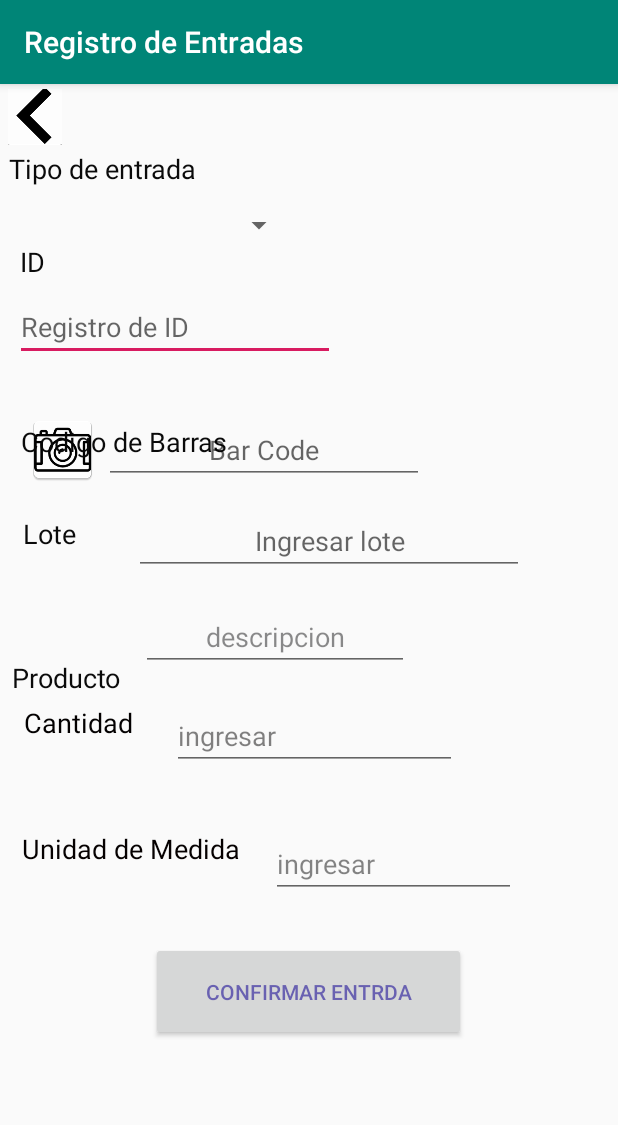
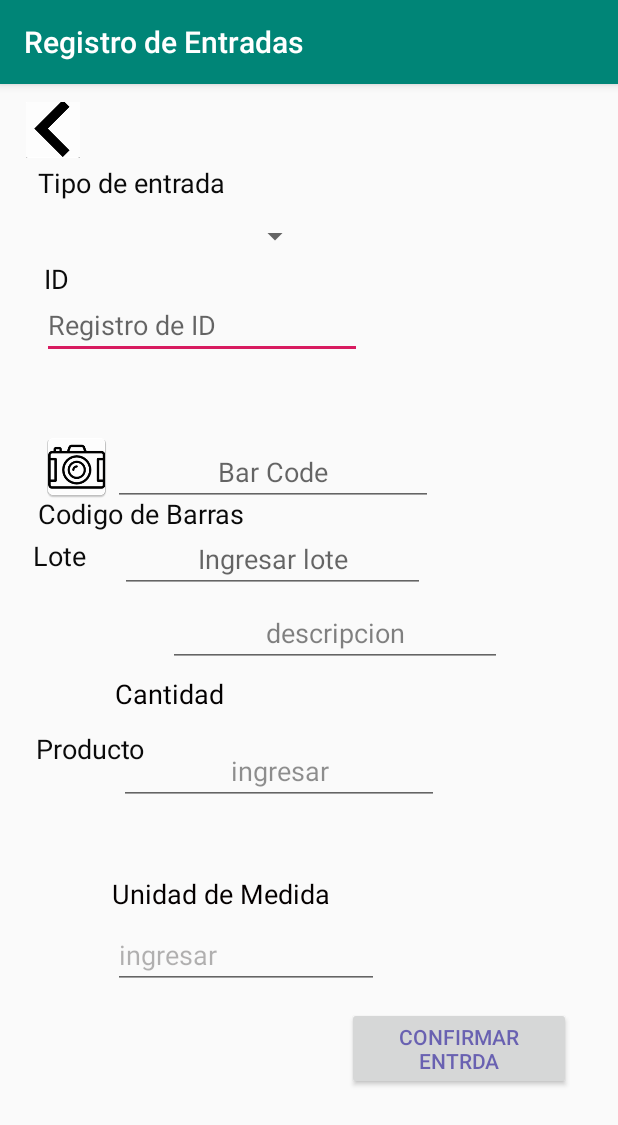
Before and after one commit to MarcoGuerreroP/app_inventario_alfa, an Android app: the screen it shows after launch (MainActivity), on a phone screen of 412 x 824 dp. Shown: the top 1125 px of the screen. Run offline under Robolectric (Android 15) with nearby library versions, the phone set to English and light mode, and no system bars.

Commit message:
Modifiacion de app y config de pantalla

```diff
--- a/RegistrodeEntradas/app/build.gradle
+++ b/RegistrodeEntradas/app/build.gradle
@@ -21,9 +21,9 @@ android {
 
 dependencies {
     implementation fileTree(dir: 'libs', include: ['*.jar'])
-    implementation 'androidx.appcompat:appcompat:1.0.2'
+    implementation 'androidx.appcompat:appcompat:1.1.0'
     implementation 'androidx.constraintlayout:constraintlayout:1.1.3'
     testImplementation 'junit:junit:4.12'
-    androidTestImplementation 'androidx.test.ext:junit:1.1.0'
-    androidTestImplementation 'androidx.test.espresso:espresso-core:3.1.1'
+    androidTestImplementation 'androidx.test.ext:junit:1.1.1'
+    androidTestImplementation 'androidx.test.espresso:espresso-core:3.2.0'
 }
--- a/RegistrodeEntradas/app/src/main/java/com/example/registrodeentradas/MainActivity.java
+++ b/RegistrodeEntradas/app/src/main/java/com/example/registrodeentradas/MainActivity.java
@@ -8,7 +8,7 @@ public class MainActivity extends AppCompatActivity {
     @Override
     protected void onCreate(Bundle savedInstanceState) {
         super.onCreate(savedInstanceState);
-        setContentView(R.layout.activity_main);6
+        setContentView(R.layout.activity_main);
 
 
     }
--- /dev/null
+++ b/RegistrodeEntradas/app/src/main/java/com/example/registrodeentradas/index.java
@@ -0,0 +1,4 @@
+package com.example.registrodeentradas;
+
+public class index {
+}
--- a/RegistrodeEntradas/app/src/main/res/layout/activity_main.xml
+++ b/RegistrodeEntradas/app/src/main/res/layout/activity_main.xml
@@ -6,14 +6,15 @@
     android:layout_height="match_parent"
     tools:context=".MainActivity">
 
+
     <ImageButton
         android:id="@+id/btimg_cam"
         android:layout_width="47dp"
         android:layout_height="48dp"
         android:layout_alignParentStart="true"
         android:layout_alignParentTop="true"
-        android:layout_marginStart="18dp"
-        android:layout_marginTop="220dp"
+        android:layout_marginStart="27dp"
+        android:layout_marginTop="231dp"
         android:contentDescription="@string/btimg_cam"
         app:srcCompat="@mipmap/ic_launcher_back2" />
 
@@ -24,13 +25,12 @@
         android:layout_alignParentStart="true"
         android:layout_alignParentTop="true"
         android:layout_alignParentEnd="true"
-        android:layout_marginStart="6dp"
-        android:layout_marginTop="44dp"
-        android:layout_marginEnd="218dp"
+        android:layout_marginStart="25dp"
+        android:layout_marginTop="53dp"
+        android:layout_marginEnd="199dp"
         android:text="@string/txt_tipo"
         android:textColor="#FC070707"
         android:textSize="18sp" />
-
 
     <Spinner
         android:id="@+id/spinner_ent"
@@ -38,8 +38,8 @@
         android:layout_height="36dp"
         android:layout_alignParentStart="true"
         android:layout_alignParentTop="true"
-        android:layout_marginStart="7dp"
-        android:layout_marginTop="76dp"
+        android:layout_marginStart="18dp"
+        android:layout_marginTop="83dp"
         android:contentDescription="@string/spinner_ent" />
 
     <ImageButton
@@ -48,8 +48,8 @@
         android:layout_height="37dp"
         android:layout_alignParentStart="true"
         android:layout_alignParentTop="true"
-        android:layout_marginStart="5dp"
-        android:layout_marginTop="3dp"
+        android:layout_marginStart="17dp"
+        android:layout_marginTop="12dp"
         android:contentDescription="@string/btback"
         app:srcCompat="@mipmap/ic_launcher_back1" />
 
@@ -59,8 +59,8 @@
         android:layout_height="wrap_content"
         android:layout_alignParentStart="true"
         android:layout_alignParentTop="true"
-        android:layout_marginStart="13dp"
-        android:layout_marginTop="106dp"
+        android:layout_marginStart="29dp"
+        android:layout_marginTop="117dp"
         android:text="@string/txt_idi"
         android:textColor="#FC070707"
         android:textSize="18sp" />
@@ -71,8 +71,8 @@
         android:layout_height="wrap_content"
         android:layout_alignParentStart="true"
         android:layout_alignParentTop="true"
-        android:layout_marginStart="10dp"
-        android:layout_marginTop="139dp"
+        android:layout_marginStart="28dp"
+        android:layout_marginTop="138dp"
         android:autofillHints=""
         android:ems="10"
         android:hint="@string/edt_id"
@@ -85,9 +85,11 @@
         android:layout_width="214dp"
         android:layout_height="36dp"
         android:layout_alignParentStart="true"
+        android:layout_alignParentEnd="true"
         android:layout_alignParentBottom="true"
-        android:layout_marginStart="14dp"
-        android:layout_marginBottom="506dp"
+        android:layout_marginStart="25dp"
+        android:layout_marginEnd="172dp"
+        android:layout_marginBottom="458dp"
         android:text="@string/txt_cod"
         android:textColor="#FC070707"
         android:textSize="18sp" />
@@ -98,8 +100,8 @@
         android:layout_height="wrap_content"
         android:layout_alignParentStart="true"
         android:layout_alignParentTop="true"
-        android:layout_marginStart="69dp"
-        android:layout_marginTop="221dp"
+        android:layout_marginStart="75dp"
+        android:layout_marginTop="236dp"
         android:autofillHints=""
         android:ems="10"
         android:hint="@string/edt_cod"
@@ -113,20 +115,20 @@
         android:layout_height="36dp"
         android:layout_alignParentStart="true"
         android:layout_alignParentTop="true"
-        android:layout_marginStart="15dp"
-        android:layout_marginTop="287dp"
+        android:layout_marginStart="22dp"
+        android:layout_marginTop="302dp"
         android:text="@string/txt_lot"
         android:textColor="#FC070707"
         android:textSize="18sp" />
 
     <EditText
         android:id="@+id/edt_lot"
-        android:layout_width="260dp"
+        android:layout_width="203dp"
         android:layout_height="wrap_content"
         android:layout_alignParentStart="true"
         android:layout_alignParentTop="true"
-        android:layout_marginStart="89dp"
-        android:layout_marginTop="282dp"
+        android:layout_marginStart="80dp"
+        android:layout_marginTop="294dp"
         android:autofillHints=""
         android:ems="10"
         android:hint="@string/edt_lot"
@@ -140,30 +142,29 @@
         android:layout_height="39dp"
         android:layout_alignParentStart="true"
         android:layout_alignParentBottom="true"
-        android:layout_marginStart="8dp"
-        android:layout_marginBottom="345dp"
+        android:layout_marginStart="24dp"
+        android:layout_marginBottom="298dp"
         android:text="@string/txt_produ"
         android:textColor="#FC070707"
         android:textSize="18sp" />
 
     <EditText
         android:id="@+id/edt_prod"
-        android:layout_width="wrap_content"
+        android:layout_width="222dp"
         android:layout_height="wrap_content"
         android:layout_alignParentStart="true"
         android:layout_alignParentTop="true"
         android:layout_alignParentEnd="true"
-        android:layout_marginStart="94dp"
-        android:layout_marginTop="346dp"
-        android:layout_marginEnd="139dp"
+        android:layout_marginStart="112dp"
+        android:layout_marginTop="343dp"
+        android:layout_marginEnd="77dp"
         android:autofillHints=""
         android:ems="10"
         android:hint="@string/edt_prod"
         android:inputType="textPersonName"
-        android:text="@string/edt_prod"
         android:textAlignment="center"
-        android:textColor="#74000103"
-        android:textColorHint="#00FFFFFF"
+        android:textColor="#090808"
+        android:textColorHint="#7E030303"
         tools:targetApi="o" />
 
     <TextView
@@ -172,26 +173,27 @@
         android:layout_height="40dp"
         android:layout_alignParentTop="true"
         android:layout_alignParentEnd="true"
-        android:layout_marginTop="413dp"
-        android:layout_marginEnd="302dp"
+        android:layout_marginTop="394dp"
+        android:layout_marginEnd="241dp"
         android:text="@string/txt_cant"
         android:textColor="#030000"
         android:textSize="18sp" />
 
     <EditText
         android:id="@+id/edt_cant"
-        android:layout_width="190dp"
+        style="@style/Widget.AppCompat.AutoCompleteTextView"
+        android:layout_width="wrap_content"
         android:layout_height="wrap_content"
         android:layout_alignParentTop="true"
         android:layout_alignParentEnd="true"
-        android:layout_marginTop="412dp"
-        android:layout_marginEnd="107dp"
+        android:layout_marginTop="435dp"
+        android:layout_marginEnd="119dp"
         android:ems="10"
         android:hint="@string/edt_cant"
         android:inputType="textPersonName"
-        android:text="@string/edt_cant"
-        android:textColor="#7E030000"
-        android:textColorHint="#0F000000" />
+        android:textAlignment="center"
+        android:textColor="#030000"
+        android:textColorHint="#6F000000" />
 
     <TextView
         android:id="@+id/txt_unidad"
@@ -199,33 +201,34 @@
         android:layout_height="43dp"
         android:layout_alignParentTop="true"
         android:layout_alignParentEnd="true"
-        android:layout_marginTop="497dp"
-        android:layout_marginEnd="231dp"
+        android:layout_marginTop="527dp"
+        android:layout_marginEnd="171dp"
         android:text="@string/txt_unidad"
         android:textColor="#050000"
         android:textSize="18sp" />
 
     <EditText
         android:id="@+id/edt_unidad"
-        android:layout_width="163dp"
+        android:layout_width="177dp"
         android:layout_height="wrap_content"
         android:layout_alignParentTop="true"
         android:layout_alignParentEnd="true"
-        android:layout_marginTop="497dp"
-        android:layout_marginEnd="68dp"
+        android:layout_marginTop="558dp"
+        android:layout_marginEnd="159dp"
         android:ems="10"
+        android:hint="@string/edt_unidad"
         android:inputType="textPersonName"
-        android:text="@string/edt_unidad"
-        android:textColor="#7A000000" />
+        android:textColor="#0E0D0D"
+        android:textColorHint="#52161212" />
 
     <Button
         android:id="@+id/btconfirm"
-        android:layout_width="210dp"
-        android:layout_height="66dp"
+        android:layout_width="149dp"
+        android:layout_height="wrap_content"
         android:layout_alignParentTop="true"
         android:layout_alignParentEnd="true"
-        android:layout_marginTop="572dp"
-        android:layout_marginEnd="101dp"
+        android:layout_marginTop="615dp"
+        android:layout_marginEnd="31dp"
         android:text="@string/btconfirm"
         android:textColor="#AE362AA0" />
 
--- a/RegistrodeEntradas/app/src/main/res/values/strings.xml
+++ b/RegistrodeEntradas/app/src/main/res/values/strings.xml
@@ -17,4 +17,5 @@
     <string name="edt_unidad">ingresar</string>
     <string name="btback">back</string>
     <string name="btconfirm">confirmar entrda</string>
+
 </resources>
--- a/RegistrodeEntradas/build.gradle
+++ b/RegistrodeEntradas/build.gradle
@@ -1,4 +1,6 @@
-// Top-level build file where you can add configuration options common to all sub-projects/modules.
+ext {
+    var = '3.5.2'
+}// Top-level build file where you can add configuration options common to all sub-projects/modules.
 
 buildscript {
     repositories {
@@ -7,7 +9,7 @@ buildscript {
 
     }
     dependencies {
-        classpath 'com.android.tools.build:gradle:3.5.1'
+        classpath "com.android.tools.build:gradle:3.5.2"
 
         // NOTE: Do not place your application dependencies here; they belong
         // in the individual module build.gradle files
```
